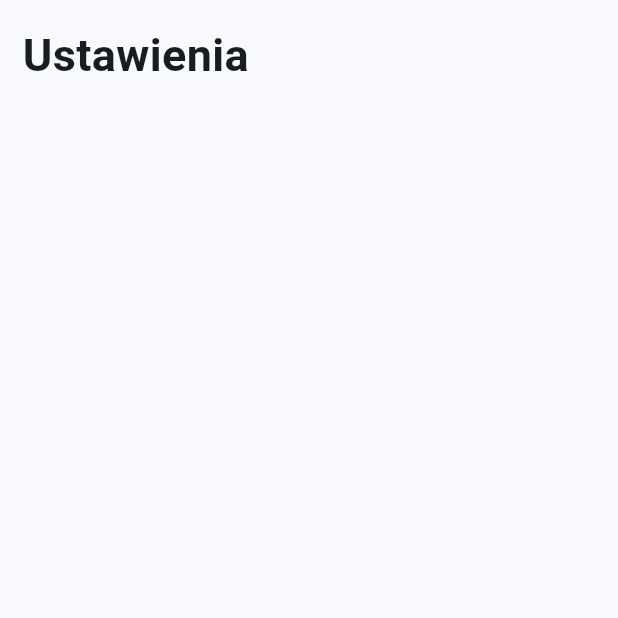
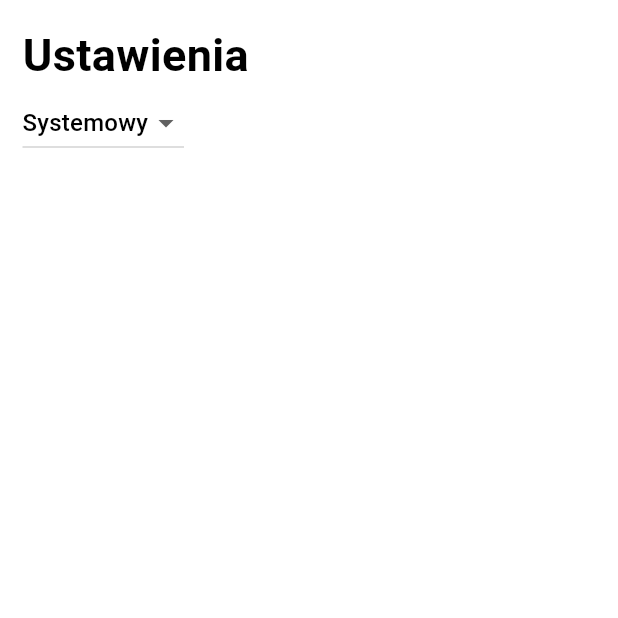
Before and after one commit to WiktorProgramista/Perfume-Hub-App, a Flutter app: the Settings screen opened directly, on a phone screen of 412 x 824 dp, the top half of it. Run offline on Flutter 3.47's test engine with Material 3 defaults, Android fonts, the phone set to English and light mode, and no system bars; our stand-ins replace fl_chart, shared_preferences; accounts and stored records are empty; network calls fail.

Commit message:
27.12.2023

```diff
--- a/lib/product_details.dart
+++ b/lib/product_details.dart
@@ -260,7 +260,7 @@
       children: offers.map((offer) {
         return Card(
           elevation: 1,
-          color: Colors.white,
+          color: Theme.of(context).colorScheme.primary,
           shadowColor: Colors.white,
           surfaceTintColor: Colors.white,
           child: ListTile(
--- a/lib/settings.dart
+++ b/lib/settings.dart
@@ -1,28 +1,43 @@
 import 'package:flutter/material.dart';
+import 'package:perfume_hub_app/theme_cubit.dart';
+import 'package:provider/provider.dart';
 
-class Settings extends StatefulWidget {
+class Settings extends StatelessWidget {
   const Settings({super.key});
 
-  @override
-  State<Settings> createState() => _SettingsState();
-}
-
-class _SettingsState extends State<Settings> {
   @override
   Widget build(BuildContext context) {
     return Scaffold(
       body: SafeArea(
         child: ListView(
-          children: const [
+          children: [
             Padding(
-              padding: EdgeInsets.all(15.0),
+              padding: const EdgeInsets.all(15.0),
               child: Column(
                 mainAxisAlignment: MainAxisAlignment.start,
                 crossAxisAlignment: CrossAxisAlignment.start,
                 children: [
-                  Text('Ustawienia',
+                  const Text('Ustawienia',
                       style:
-                          TextStyle(fontSize: 30, fontWeight: FontWeight.bold))
+                          TextStyle(fontSize: 30, fontWeight: FontWeight.bold)),
+                  Consumer<ThemeProvider>(
+                    builder: (context, provider, child) {
+                      return DropdownButton<String>(
+                        value: provider.currentTheme,
+                        items: const [
+                          DropdownMenuItem<String>(
+                              value: "light", child: Text("Jasny")),
+                          DropdownMenuItem<String>(
+                              value: "dark", child: Text("Ciemny")),
+                          DropdownMenuItem<String>(
+                              value: "system", child: Text("Systemowy")),
+                        ],
+                        onChanged: (String? value) {
+                          provider.changeTheme(value ?? "system");
+                        },
+                      );
+                    },
+                  )
                 ],
               ),
             ),
--- /dev/null
+++ b/lib/theme/dark_theme.dart
@@ -0,0 +1,12 @@
+import 'package:flutter/material.dart';
+
+ThemeData darkTheme = ThemeData(
+  brightness: Brightness.dark,
+  primaryColor: Colors.white,
+  colorScheme: ColorScheme.dark(
+      background: Colors.black,
+      primary: Colors.grey[900]!,
+      onSecondary: Colors.orange.shade800,
+      secondaryContainer: Colors.red,
+      secondary: Colors.grey[800]!),
+);
--- /dev/null
+++ b/lib/theme/light_theme.dart
@@ -0,0 +1,9 @@
+import 'package:flutter/material.dart';
+
+ThemeData lightTheme = ThemeData(
+    primaryColor: Colors.black,
+    brightness: Brightness.light,
+    colorScheme: const ColorScheme.light(
+        background: Colors.white,
+        primary: Colors.white,
+        secondary: Colors.white));
--- a/pubspec.yaml
+++ b/pubspec.yaml
@@ -36,6 +36,9 @@
   # Use with the CupertinoIcons class for iOS style icons.
   cupertino_icons: ^1.0.2
   url_launcher: ^6.2.2
+  flutter_bloc: ^8.1.3
+  shared_preferences: ^2.2.2
+  provider: ^6.1.1
 
 dev_dependencies:
   flutter_test:
```
Also changed, not shown: lib/home_screen.dart (+11 -19 lines), lib/main.dart (+21 -10 lines), lib/theme_cubit.dart (added, +29 -0 lines), pubspec.lock, 1 other file.
